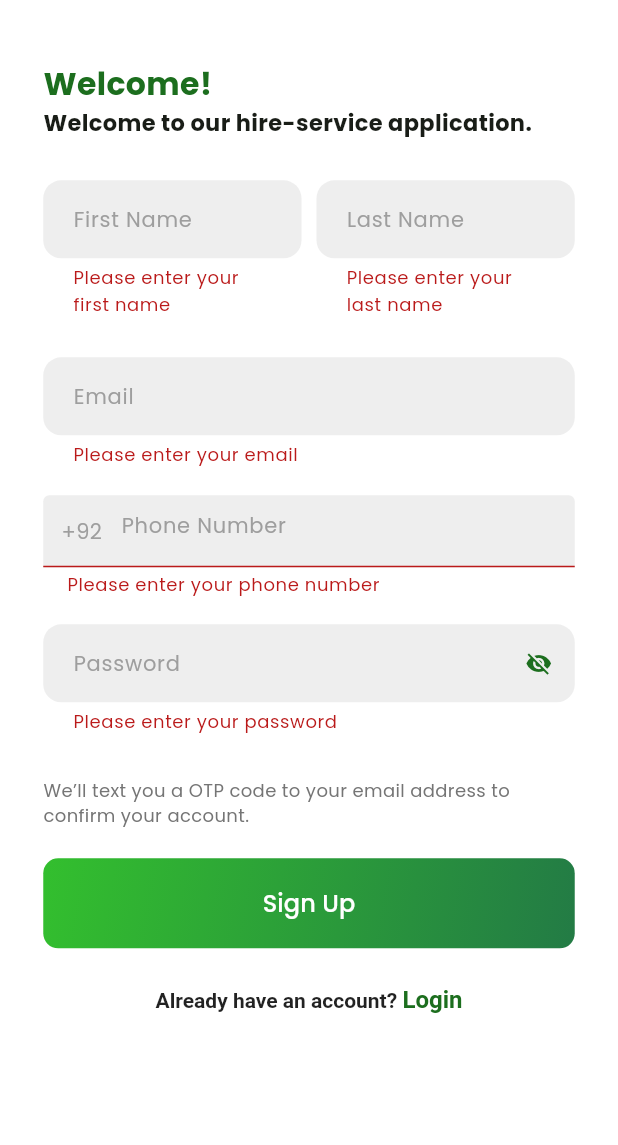
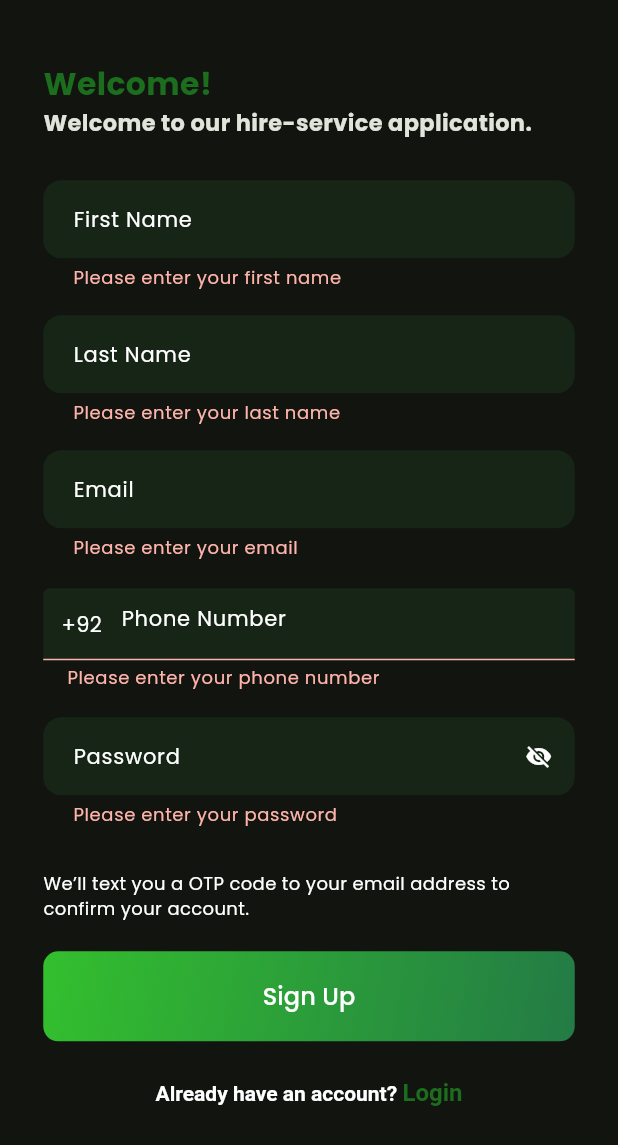
Before and after one commit to offfahad/hire-service-hub, a Flutter app: the RegisterScreen screen opened directly, after a tap on "Sign Up", on a phone screen of 412 x 824 dp. Shown: the top 1145 px of the screen. Run offline on Flutter 3.47's test engine with Material 3 defaults, Android fonts, the phone set to English and light mode, and no system bars; our stand-ins replace cached_network_image, carousel_slider, connectivity_plus, country_picker, font_awesome_flutter, google_fonts and 8 more; missing offline and left inert: carded; accounts and stored records are empty.

Commit message:
registeration screen validation and color scheme updated

```diff
--- a/lib/main.dart
+++ b/lib/main.dart
@@ -66,7 +66,7 @@ class _MyAppState extends State<MyApp> {
           title: 'Hire Service',
           theme: AppTheme.lightTheme,
           darkTheme: AppTheme.darkTheme,
-          themeMode: ThemeMode.light,
+          themeMode: ThemeMode.dark,
           home: const SplashScreen()),
     );
   }
--- a/lib/providers/authentication/registration_provider.dart
+++ b/lib/providers/authentication/registration_provider.dart
@@ -23,6 +23,56 @@ class RegistrationProvider extends ChangeNotifier {
     displayNameNoCountryCode: 'PK',
     e164Key: '',
   );
+
+  bool _firstNameTouched = false;
+  bool _lastNameTouched = false;
+  bool _phoneTouched = false;
+  bool _emailTouched = false;
+  bool _passwordTouched = false;
+
+  bool get emailTouched => _emailTouched;
+  bool get passwordTouched => _passwordTouched;
+
+  bool get firstNameTouched => _firstNameTouched;
+  bool get lastNameTouched => _lastNameTouched;
+  bool get phoneTouched => _phoneTouched;
+
+  // Mark email as touched and notify listeners
+  void markEmailTouched() {
+    if (!_emailTouched) {
+      _emailTouched = true;
+      notifyListeners();
+    }
+  }
+
+  // Mark password as touched and notify listeners
+  void markPasswordTouched() {
+    if (!_passwordTouched) {
+      _passwordTouched = true;
+      notifyListeners();
+    }
+  }
+
+  void markFirstNameTouched() {
+    if (!_firstNameTouched) {
+      _firstNameTouched = true;
+      notifyListeners();
+    }
+  }
+
+  void markLastNameTouched() {
+    if (!_lastNameTouched) {
+      _lastNameTouched = true;
+      notifyListeners();
+    }
+  }
+
+  void markPhoneTouched() {
+    if (!_phoneTouched) {
+      _phoneTouched = true;
+      notifyListeners();
+    }
+  }
 
   bool get obscurePassword => _obscurePassword;
   GlobalKey<FormState> get registerFormKey => _registerFormKey;
--- a/lib/screens/authentication/login_screen/login_screen.dart
+++ b/lib/screens/authentication/login_screen/login_screen.dart
@@ -90,7 +90,6 @@ class _LoginScreenState extends State<LoginScreen> {
                             return null;
                           },
                         ),
-                        const SizedBox(height: 10),
                         CustomTextFormField(
                           label: 'Password',
                           controller: loginProvider.passwordController,
@@ -125,7 +124,7 @@ class _LoginScreenState extends State<LoginScreen> {
                       ],
                     ),
                   ),
-                  const SizedBox(height: 30),
+                  const SizedBox(height: 20),
                   Align(
                     alignment: Alignment.centerLeft,
                     child: Padding(
--- a/lib/screens/authentication/register_screen/register_screen.dart
+++ b/lib/screens/authentication/register_screen/register_screen.dart
@@ -54,44 +54,51 @@ class RegisterScreen extends StatelessWidget {
                         ),
                       ),
                       const SizedBox(height: 20),
-                      Row(
-                        children: [
-                          Expanded(
-                            child: CustomTextFormField(
+                      CustomTextFormField(
                         label: 'First Name',
-                              controller:
-                                  registrationProvider.firstNameController,
+                        controller: registrationProvider.firstNameController,
                         keyboardType: TextInputType.name,
+                        onChanged: (value) {
+                          registrationProvider.markFirstNameTouched();
+                        },
+                        autovalidateMode: registrationProvider.firstNameTouched
+                            ? AutovalidateMode.onUserInteraction
+                            : AutovalidateMode.disabled,
                         validator: (value) {
                           if (value!.isEmpty || value.length < 3) {
-                                  return 'Please enter your\nfirst name';
+                            return 'Please enter your first name';
                           }
                           return null;
                         },
                       ),
-                          ),
                       const SizedBox(width: 10),
-                          Expanded(
-                            child: CustomTextFormField(
+                      CustomTextFormField(
                         label: 'Last Name',
-                              controller:
-                                  registrationProvider.lastNameController,
+                        controller: registrationProvider.lastNameController,
                         keyboardType: TextInputType.name,
+                        onChanged: (value) {
+                          registrationProvider.markLastNameTouched();
+                        },
+                        autovalidateMode: registrationProvider.lastNameTouched
+                            ? AutovalidateMode.onUserInteraction
+                            : AutovalidateMode.disabled,
                         validator: (value) {
                           if (value!.isEmpty || value.length < 3) {
-                                  return 'Please enter your\nlast name';
+                            return 'Please enter your last name';
                           }
                           return null;
                         },
                       ),
-                          ),
-                        ],
-                      ),
-                      const SizedBox(height: 10),
                       CustomTextFormField(
                         label: 'Email',
                         controller: registrationProvider.emailController,
                         keyboardType: TextInputType.emailAddress,
+                        onChanged: (value) {
+                          registrationProvider.markEmailTouched();
+                        },
+                        autovalidateMode: registrationProvider.emailTouched
+                            ? AutovalidateMode.onUserInteraction
+                            : AutovalidateMode.disabled,
                         validator: (value) {
                           if (value == null || value.isEmpty) {
                             return 'Please enter your email';
@@ -111,22 +118,28 @@ class RegisterScreen extends StatelessWidget {
                         controller: registrationProvider.passwordController,
                         obscureText: registrationProvider.obscurePassword,
                         isPasswordField: true,
+                        onChanged: (value) {
+                          registrationProvider.markPasswordTouched();
+                        },
+                        autovalidateMode: registrationProvider.passwordTouched
+                            ? AutovalidateMode.onUserInteraction
+                            : AutovalidateMode.disabled,
                         toggleVisibility:
                             registrationProvider.togglePasswordVisibility,
                         validator: (value) {
                           if (value == null || value.isEmpty) {
                             return 'Please enter your password';
                           } else if (value.length < 8) {
-                            return 'Password must be at least\n8 characters long';
+                            return 'Password must be at least 8 characters long';
                           } else if (!RegExp(r'[a-z]').hasMatch(value)) {
-                            return 'Password must contain at least\none lowercase letter';
+                            return 'Password must contain at least one lowercase \nletter';
                           } else if (!RegExp(r'[A-Z]').hasMatch(value)) {
-                            return 'Password must contain at least\none uppercase letter';
+                            return 'Password must contain at least one uppercase \nletter';
                           } else if (!RegExp(r'[0-9]').hasMatch(value)) {
-                            return 'Password must contain at\nleastone number';
+                            return 'Password must contain at least one \nnumber';
                           } else if (!RegExp(r'[!@#$%^&*(),.?":{}|<>]')
                               .hasMatch(value)) {
-                            return 'Password must contain at least\none special character';
+                            return 'Password must contain at least one special \ncharacter';
                           }
                           return null;
                         },
@@ -259,8 +272,12 @@ TextFormField customPhoneNumberTextFormField(
       color: isDarkMode ? Colors.white : Colors.grey.shade900,
     ),
     onChanged: (value) {
+      registrationProvider.markPhoneTouched();
       registrationProvider.phoneController.text = value;
     },
+    autovalidateMode: registrationProvider.phoneTouched
+        ? AutovalidateMode.onUserInteraction
+        : AutovalidateMode.disabled,
     validator: (value) {
       // Phone number validation
       if (value == null || value.isEmpty) {
@@ -278,9 +295,9 @@ TextFormField customPhoneNumberTextFormField(
         fontSize: 14,
       ),
       enabledBorder: OutlineInputBorder(
-          borderRadius: BorderRadius.circular(5), borderSide: BorderSide.none),
+          borderRadius: BorderRadius.circular(12), borderSide: BorderSide.none),
       focusedBorder: OutlineInputBorder(
-          borderRadius: BorderRadius.circular(5), borderSide: BorderSide.none),
+          borderRadius: BorderRadius.circular(12), borderSide: BorderSide.none),
       prefixIcon: Container(
         padding: const EdgeInsets.fromLTRB(8.0, 14.0, 8.0, 12.0),
         child: InkWell(
@@ -290,8 +307,9 @@ TextFormField customPhoneNumberTextFormField(
               countryListTheme: CountryListThemeData(
                 backgroundColor:
                     isDarkMode ? AppTheme.fdarkBlue : Colors.grey.shade300,
-                  borderRadius: BorderRadius.zero,
-                  bottomSheetHeight: 400),
+                borderRadius: BorderRadius.circular(20),
+                bottomSheetHeight: MediaQuery.of(context).size.height * 0.9,
+              ),
               onSelect: (Country country) {
                 registrationProvider.selectCountry(country);
               },
@@ -302,41 +320,15 @@ TextFormField customPhoneNumberTextFormField(
             ' +${registrationProvider.selectedCountry.phoneCode}',
             style: TextStyle(
               fontSize: 14,
-                color: isDarkMode ? Colors.white : Colors.grey.shade500),
+              color: isDarkMode
+                  ? Colors.white
+                  : registrationProvider.phoneController.text.isNotEmpty
+                      ? Colors.grey.shade900
+                      : Colors.grey.shade500,
+            ),
           ),
         ),
       ),
     ),
   );
 }
-
-
-  // void _registerWithGoogle(BuildContext context) async {
-  //   final googleSignInService = GoogleSignInService();
-  //   final googleUser = await googleSignInService.signInWithGoogle();
-
-  //   if (googleUser != null) {
-  //     final email = googleUser.email;
-  //     final displayName = googleUser.displayName;
-  //     final googleIdToken = await googleUser.authentication;
-
-  //     // Send this data to the backend for further processing
-  //     final registrationProvider =
-  //         Provider.of<AuthenticationController>(context, listen: false);
-  //     final response = await registrationProvider.registerWithGoogle(
-  //       email: email,
-  //       displayName: displayName!,
-  //       idToken: googleIdToken.idToken!,
-  //     );
-
-  //     if (response!['statusCode'] == 200) {
-  //       ScaffoldMessenger.of(context).showSnackBar(
-  //         const SnackBar(content: Text('Signed in successfully!')),
-  //       );
-  //     } else {
-  //       ScaffoldMessenger.of(context).showSnackBar(
-  //         SnackBar(content: Text(response['message'])),
-  //       );
-  //     }
-  //   }
-  // }
```
Also changed, not shown: lib/providers/authentication/login_provider.dart (line endings or trailing spaces). Lines whose indentation alone changed are shown as unchanged.
